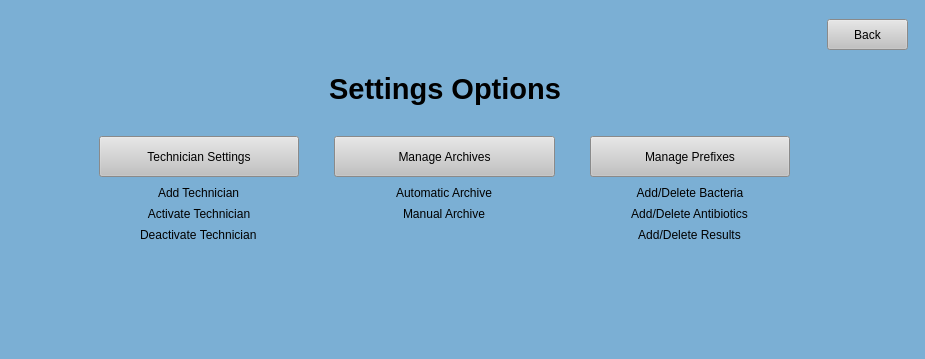
Kasmanian/COMBDb-oldgen, file UI Screens/COMBdb_Admin_Settings_Nav.ui: the form before one commit.
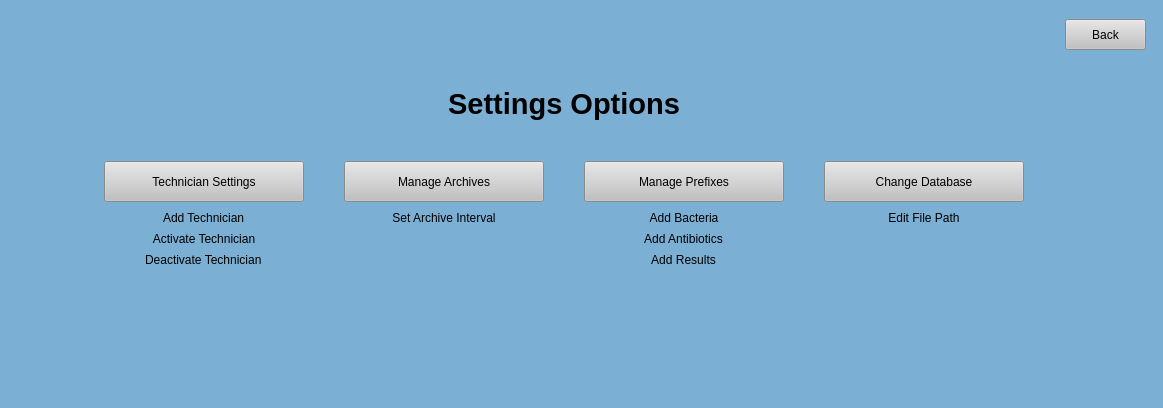
The form after the commit.

What changed in the file:
```diff
--- a/UI Screens/COMBdb_Admin_Settings_Nav.ui
+++ b/UI Screens/COMBdb_Admin_Settings_Nav.ui
@@ -6,8 +6,8 @@
    <rect>
     <x>0</x>
     <y>0</y>
-    <width>925</width>
-    <height>359</height>
+    <width>1163</width>
+    <height>408</height>
    </rect>
   </property>
   <property name="sizePolicy">
@@ -18,8 +18,8 @@
   </property>
   <property name="minimumSize">
    <size>
-    <width>925</width>
-    <height>359</height>
+    <width>1163</width>
+    <height>0</height>
    </size>
   </property>
   <property name="windowTitle">
@@ -126,7 +126,7 @@
         <property name="sizeHint" stdset="0">
          <size>
           <width>20</width>
-          <height>30</height>
+          <height>40</height>
          </size>
         </property>
        </spacer>
@@ -136,49 +136,7 @@
         <property name="topMargin">
          <number>0</number>
         </property>
-        <item row="0" column="6">
-         <spacer name="horizontalSpacer_3">
-          <property name="orientation">
-           <enum>Qt::Horizontal</enum>
-          </property>
-          <property name="sizeHint" stdset="0">
-           <size>
-            <width>40</width>
-            <height>20</height>
-           </size>
-          </property>
-         </spacer>
-        </item>
-        <item row="0" column="0">
-         <spacer name="horizontalSpacer_2">
-          <property name="orientation">
-           <enum>Qt::Horizontal</enum>
-          </property>
-          <property name="sizeHint" stdset="0">
-           <size>
-            <width>40</width>
-            <height>20</height>
-           </size>
-          </property>
-         </spacer>
-        </item>
-        <item row="0" column="4">
-         <spacer name="horizontalSpacer_5">
-          <property name="orientation">
-           <enum>Qt::Horizontal</enum>
-          </property>
-          <property name="sizeType">
-           <enum>QSizePolicy::Minimum</enum>
-          </property>
-          <property name="sizeHint" stdset="0">
-           <size>
-            <width>35</width>
-            <height>15</height>
-           </size>
-          </property>
-         </spacer>
-        </item>
-        <item row="2" column="1" colspan="5">
+        <item row="2" column="0" colspan="9">
          <spacer name="verticalSpacer_4">
           <property name="orientation">
            <enum>Qt::Vertical</enum>
@@ -189,13 +147,61 @@
           <property name="sizeHint" stdset="0">
            <size>
             <width>20</width>
-            <height>30</height>
+            <height>40</height>
            </size>
           </property>
          </spacer>
         </item>
-        <item row="0" column="5" alignment="Qt::AlignLeft">
-         <widget class="QPushButton" name="managePrefixes">
+        <item row="1" column="7">
+         <layout class="QVBoxLayout" name="verticalLayout_2">
+          <property name="topMargin">
+           <number>8</number>
+          </property>
+          <item>
+           <widget class="QLabel" name="label_20">
+            <property name="minimumSize">
+             <size>
+              <width>0</width>
+              <height>15</height>
+             </size>
+            </property>
+            <property name="maximumSize">
+             <size>
+              <width>16777215</width>
+              <height>15</height>
+             </size>
+            </property>
+            <property name="text">
+             <string>Edit File Path</string>
+            </property>
+            <property name="alignment">
+             <set>Qt::AlignCenter</set>
+            </property>
+           </widget>
+          </item>
+          <item>
+           <spacer name="verticalSpacer_9">
+            <property name="orientation">
+             <enum>Qt::Vertical</enum>
+            </property>
+            <property name="sizeHint" stdset="0">
+             <size>
+              <width>20</width>
+              <height>40</height>
+             </size>
+            </property>
+           </spacer>
+          </item>
+         </layout>
+        </item>
+        <item row="0" column="7">
+         <widget class="QPushButton" name="changeDatabase">
+          <property name="sizePolicy">
+           <sizepolicy hsizetype="Fixed" vsizetype="Fixed">
+            <horstretch>0</horstretch>
+            <verstretch>0</verstretch>
+           </sizepolicy>
+          </property>
           <property name="minimumSize">
            <size>
             <width>200</width>
@@ -204,7 +210,7 @@
           </property>
           <property name="maximumSize">
            <size>
-            <width>221</width>
+            <width>200</width>
             <height>41</height>
            </size>
           </property>
@@ -225,12 +231,18 @@
 }</string>
           </property>
           <property name="text">
-           <string>Manage Prefixes</string>
+           <string>Change Database</string>
           </property>
          </widget>
         </item>
         <item row="0" column="1" alignment="Qt::AlignRight|Qt::AlignVCenter">
          <widget class="QPushButton" name="technicianSettings">
+          <property name="sizePolicy">
+           <sizepolicy hsizetype="Fixed" vsizetype="Fixed">
+            <horstretch>0</horstretch>
+            <verstretch>0</verstretch>
+           </sizepolicy>
+          </property>
           <property name="minimumSize">
            <size>
             <width>200</width>
@@ -239,7 +251,7 @@
           </property>
           <property name="maximumSize">
            <size>
-            <width>221</width>
+            <width>200</width>
             <height>41</height>
            </size>
           </property>
@@ -264,6 +276,47 @@
           </property>
          </widget>
         </item>
+        <item row="0" column="5" alignment="Qt::AlignLeft">
+         <widget class="QPushButton" name="managePrefixes">
+          <property name="sizePolicy">
+           <sizepolicy hsizetype="Fixed" vsizetype="Fixed">
+            <horstretch>0</horstretch>
+            <verstretch>0</verstretch>
+           </sizepolicy>
+          </property>
+          <property name="minimumSize">
+           <size>
+            <width>200</width>
+            <height>41</height>
+           </size>
+          </property>
+          <property name="maximumSize">
+           <size>
+            <width>200</width>
+            <height>41</height>
+           </size>
+          </property>
+          <property name="cursor">
+           <cursorShape>PointingHandCursor</cursorShape>
+          </property>
+          <property name="styleSheet">
+           <string notr="true">QPushButton:hover {
+
+background-color: rgb(210, 210, 210);
+
+}
+
+QPushButton {
+
+background-color: rgb(193, 193, 193);
+
+}</string>
+          </property>
+          <property name="text">
+           <string>Manage Prefixes</string>
+          </property>
+         </widget>
+        </item>
         <item row="1" column="1">
          <layout class="QVBoxLayout" name="verticalLayout_3">
           <property name="spacing">
@@ -350,27 +403,23 @@
           </item>
          </layout>
         </item>
-        <item row="0" column="2">
-         <spacer name="horizontalSpacer_7">
-          <property name="orientation">
-           <enum>Qt::Horizontal</enum>
-          </property>
-          <property name="sizeType">
-           <enum>QSizePolicy::Minimum</enum>
-          </property>
-          <property name="sizeHint" stdset="0">
-           <size>
-            <width>35</width>
-            <height>15</height>
-           </size>
-          </property>
-         </spacer>
-        </item>
         <item row="0" column="3">
          <widget class="QPushButton" name="manageArchives">
+          <property name="sizePolicy">
+           <sizepolicy hsizetype="Fixed" vsizetype="Fixed">
+            <horstretch>0</horstretch>
+            <verstretch>0</verstretch>
+           </sizepolicy>
+          </property>
           <property name="minimumSize">
            <size>
-            <width>221</width>
+            <width>200</width>
+            <height>41</height>
+           </size>
+          </property>
+          <property name="maximumSize">
+           <size>
+            <width>200</width>
             <height>41</height>
            </size>
           </property>
@@ -396,7 +445,7 @@
          </widget>
         </item>
         <item row="1" column="3">
-         <layout class="QVBoxLayout" name="verticalLayout_4" stretch="0,0,0">
+         <layout class="QVBoxLayout" name="verticalLayout_4" stretch="0,0">
           <property name="spacing">
            <number>6</number>
           </property>
@@ -418,29 +467,7 @@
              </size>
             </property>
             <property name="text">
-             <string>Automatic Archive</string>
-            </property>
-            <property name="alignment">
-             <set>Qt::AlignCenter</set>
-            </property>
-           </widget>
-          </item>
-          <item alignment="Qt::AlignHCenter|Qt::AlignVCenter">
-           <widget class="QLabel" name="label_9">
-            <property name="minimumSize">
-             <size>
-              <width>0</width>
-              <height>15</height>
-             </size>
-            </property>
-            <property name="maximumSize">
-             <size>
-              <width>16777215</width>
-              <height>15</height>
-             </size>
-            </property>
-            <property name="text">
-             <string>Manual Archive</string>
+             <string>Set Archive Interval</string>
             </property>
             <property name="alignment">
              <set>Qt::AlignCenter</set>
@@ -485,7 +512,7 @@
              </size>
             </property>
             <property name="text">
-             <string>Add/Delete Bacteria</string>
+             <string>Add Bacteria</string>
             </property>
             <property name="alignment">
              <set>Qt::AlignCenter</set>
@@ -507,7 +534,7 @@
              </size>
             </property>
             <property name="text">
-             <string>Add/Delete Antibiotics</string>
+             <string>Add Antibiotics</string>
             </property>
             <property name="alignment">
              <set>Qt::AlignCenter</set>
@@ -529,7 +556,7 @@
              </size>
             </property>
             <property name="text">
-             <string>Add/Delete Results</string>
+             <string>Add Results</string>
             </property>
             <property name="alignment">
              <set>Qt::AlignCenter</set>
@@ -554,6 +581,80 @@
           </item>
          </layout>
         </item>
+        <item row="0" column="4" rowspan="2">
+         <spacer name="horizontalSpacer_5">
+          <property name="orientation">
+           <enum>Qt::Horizontal</enum>
+          </property>
+          <property name="sizeType">
+           <enum>QSizePolicy::Minimum</enum>
+          </property>
+          <property name="sizeHint" stdset="0">
+           <size>
+            <width>40</width>
+            <height>15</height>
+           </size>
+          </property>
+         </spacer>
+        </item>
+        <item row="0" column="0" rowspan="2">
+         <spacer name="horizontalSpacer_2">
+          <property name="orientation">
+           <enum>Qt::Horizontal</enum>
+          </property>
+          <property name="sizeHint" stdset="0">
+           <size>
+            <width>40</width>
+            <height>20</height>
+           </size>
+          </property>
+         </spacer>
+        </item>
+        <item row="0" column="6" rowspan="2">
+         <spacer name="horizontalSpacer_8">
+          <property name="orientation">
+           <enum>Qt::Horizontal</enum>
+          </property>
+          <property name="sizeType">
+           <enum>QSizePolicy::Minimum</enum>
+          </property>
+          <property name="sizeHint" stdset="0">
+           <size>
+            <width>40</width>
+            <height>20</height>
+           </size>
+          </property>
+         </spacer>
+        </item>
+        <item row="0" column="8" rowspan="2">
+         <spacer name="horizontalSpacer_3">
+          <property name="orientation">
+           <enum>Qt::Horizontal</enum>
+          </property>
+          <property name="sizeHint" stdset="0">
+           <size>
+            <width>40</width>
+            <height>20</height>
+           </size>
+          </property>
+         </spacer>
+        </item>
+        <item row="0" column="2" rowspan="2">
+         <spacer name="horizontalSpacer_7">
+          <property name="orientation">
+           <enum>Qt::Horizontal</enum>
+          </property>
+          <property name="sizeType">
+           <enum>QSizePolicy::Minimum</enum>
+          </property>
+          <property name="sizeHint" stdset="0">
+           <size>
+            <width>40</width>
+            <height>15</height>
+           </size>
+          </property>
+         </spacer>
+        </item>
        </layout>
       </item>
      </layout>
```
Left out of the diff: 2 changed lines with no effect on the pictures.
